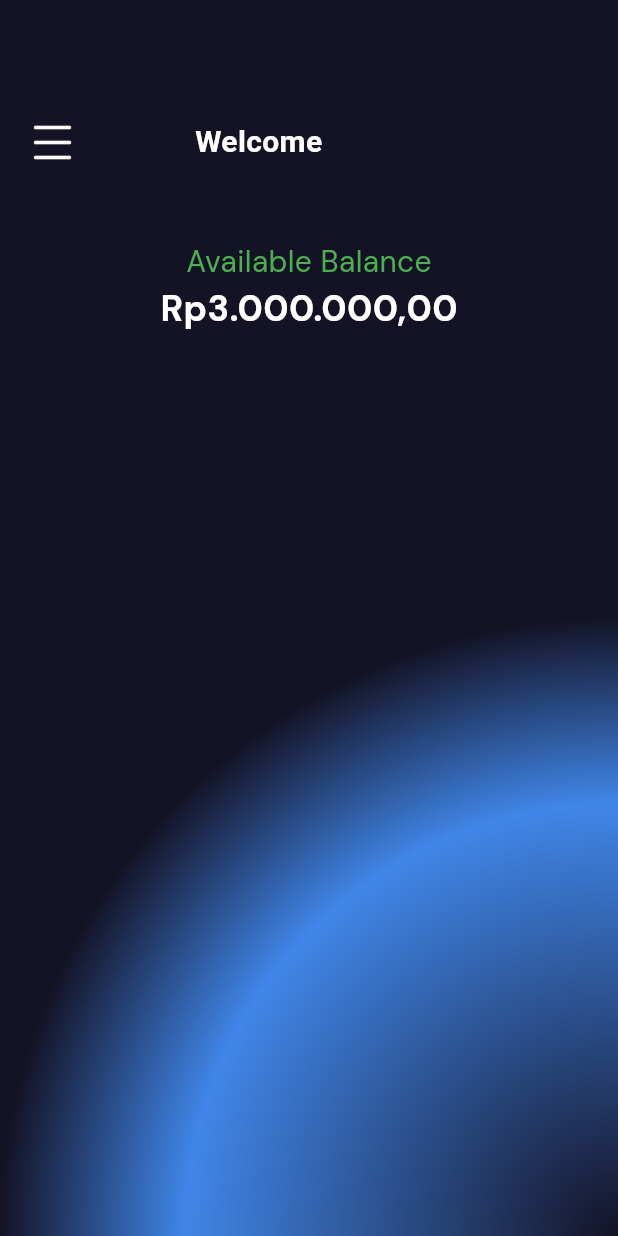
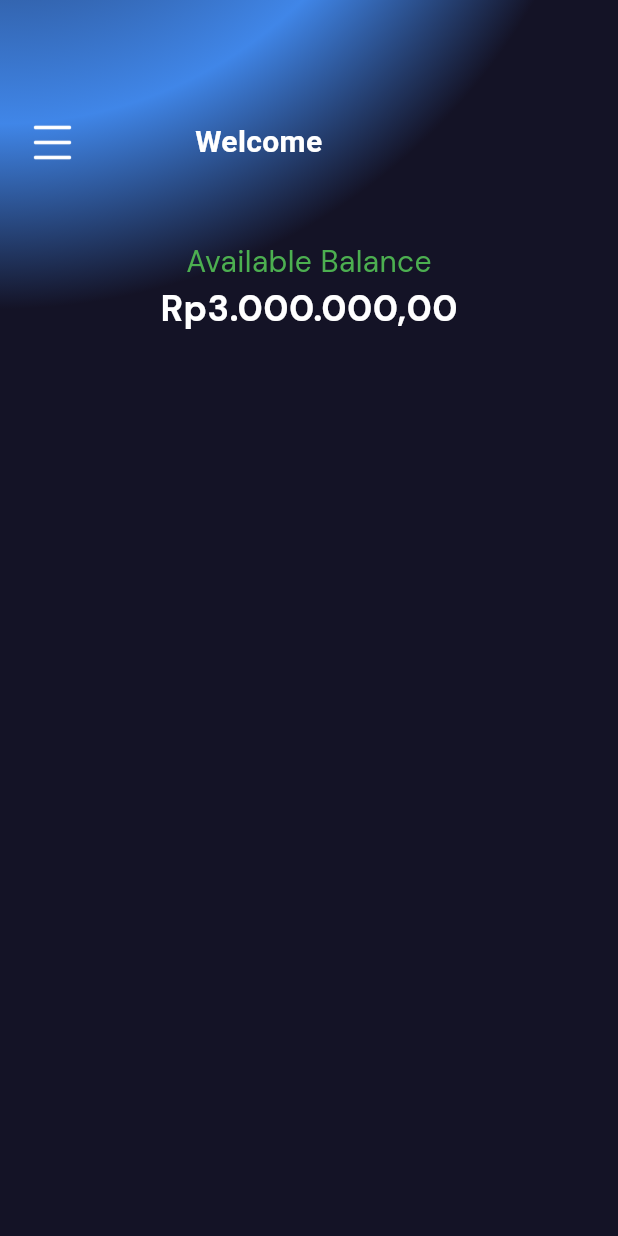
Before and after one commit to vann10/projek_pab_duit, a Flutter app: the screen it shows after launch, on a phone screen of 412 x 824 dp. Run offline on Flutter 3.47's test engine with Material 3 defaults, Android fonts, the phone set to English and light mode, and no system bars; our stand-ins replace google_fonts; Roboto replaces fonts that are missing (Syncopate).

Commit message:
Update home_page.dart

```diff
--- a/lib/home_page.dart
+++ b/lib/home_page.dart
@@ -16,7 +16,7 @@ class HomePage extends StatelessWidget {
             child: Container(
               decoration: BoxDecoration(
                 gradient: RadialGradient(
-                  center: Alignment(1.0, 1.0),
+                  center: Alignment(-1.0, -1.5),
                   radius: 1,
                   colors: [
                     Color(0xFF141326),
```
